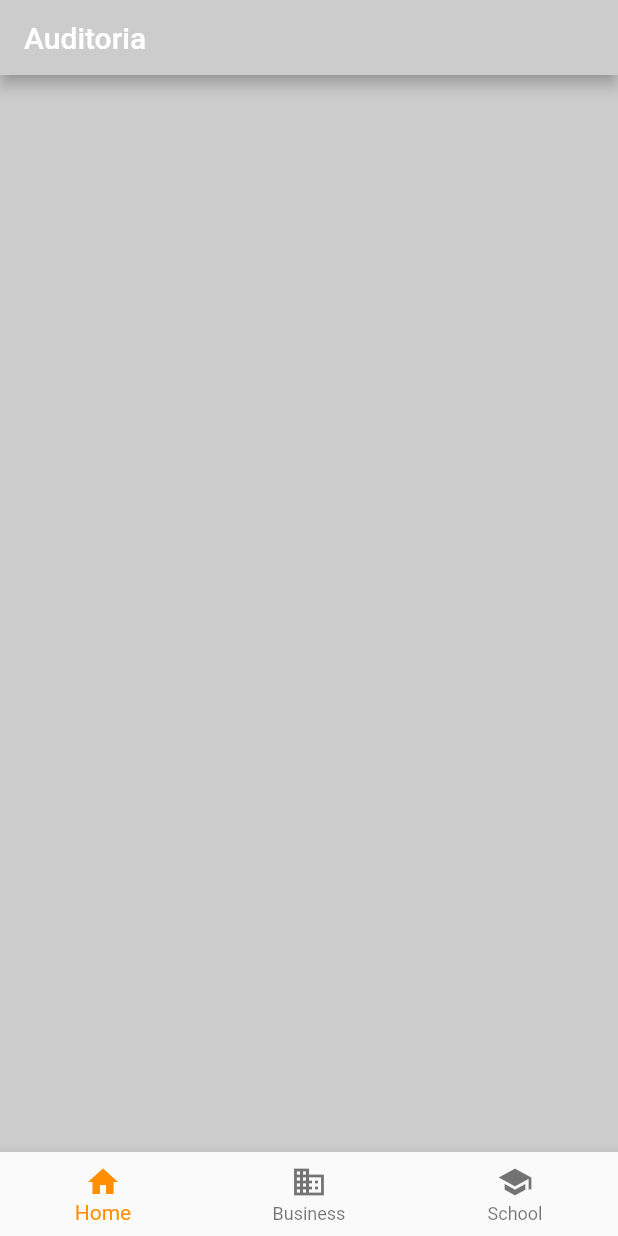
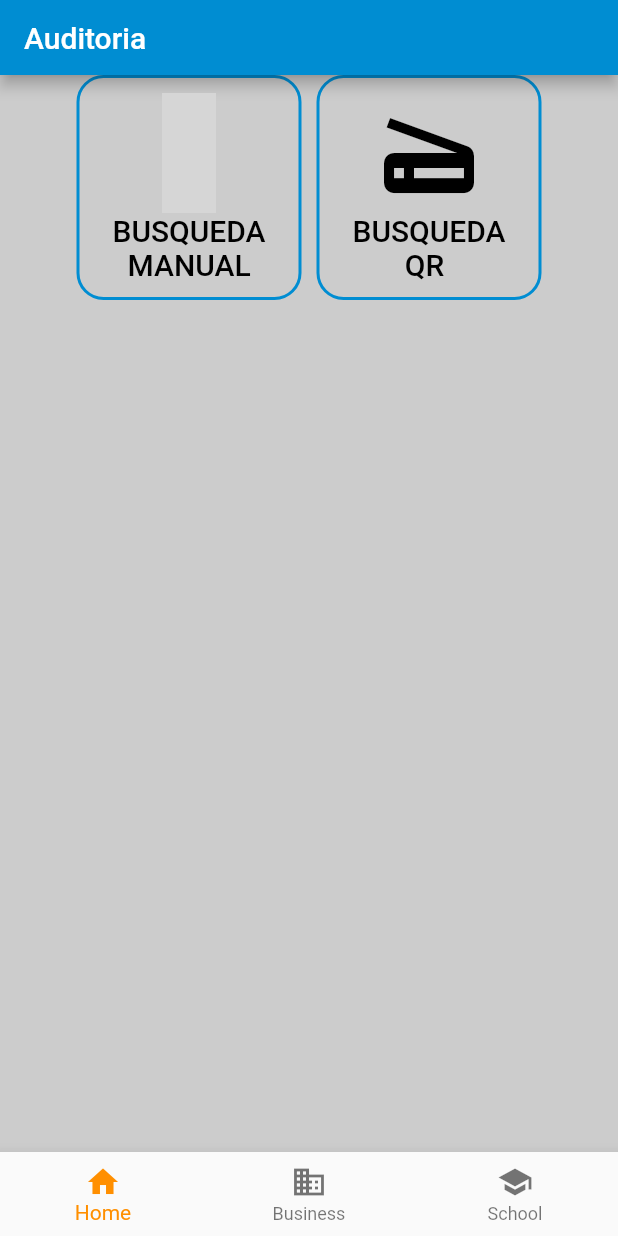
Before and after one commit to spaisariel/proyectos_flutter, a Flutter app: the screen it shows after launch, on a phone screen of 412 x 824 dp. Run offline on Flutter 3.47's test engine with Material 2 defaults, Android fonts, the light colour scheme and no system bars; our stand-ins replace dio, eva_icons_flutter, rxdart; grey boxes are pictures that could not be loaded.

Commit message:
08/10/20 botones_busqueda

```diff
--- a/lib/screens/auditoria_screen.dart
+++ b/lib/screens/auditoria_screen.dart
@@ -1,6 +1,7 @@
 import 'package:flutter/material.dart';
 import 'package:prueba3_git/widgets/appbar_widget.dart';
 import 'package:prueba3_git/style/theme.dart' as Style;
+import 'package:prueba3_git/widgets/botones_busqueda_widget.dart';
 
 class AuditoriaScreen extends StatefulWidget {
   @override
@@ -11,11 +12,11 @@ class _AuditoriaScreenState extends State<AuditoriaScreen> {
   @override
   Widget build(BuildContext context) {
     return Scaffold(
-      backgroundColor: Style.Colors.mainColor,
+      backgroundColor: Style.Colors.secondColor,
       appBar: AppBarWidget('Auditoria'),
       body: ListView(
         children: <Widget>[
-          //BusquedaManual_widget()
+          BotonesBusquedaWidget(),
           //Tabla_widget()
           //
         ],
--- a/lib/style/theme.dart
+++ b/lib/style/theme.dart
@@ -3,7 +3,12 @@
 class Colors {
   const Colors();
 
-  static const Color mainColor = const Color(0xFFCCCCCC);
-  static const Color secondColor = const Color(0xFF008DD2);
+  //Azul Grandi
+  static const Color mainColor = const Color(0xFF008DD2);
+
+//Gris claro
+  static const Color secondColor = const Color(0xFFCCCCCC);
+
+  //Negro
   static const Color titleColor = const Color(0xFF000000);
 }
--- /dev/null
+++ b/lib/widgets/botones_busqueda_widget.dart
@@ -0,0 +1,97 @@
+import 'package:eva_icons_flutter/eva_icons_flutter.dart';
+import 'package:flutter/material.dart';
+import '../style/theme.dart' as Style;
+
+class BotonesBusquedaWidget extends StatelessWidget {
+  @override
+  Widget build(BuildContext context) {
+    // return Column(mainAxisAlignment: MainAxisAlignment.center, children: [
+    //   Container(
+    //       height: 150.0,
+    //       child: Card(
+    //         child: Container(
+    //           child: ListTile(
+    //             contentPadding:
+    //                 EdgeInsets.symmetric(horizontal: 50.0, vertical: 20),
+    //             trailing: Column(
+    //               children: [
+    //                 Expanded(
+    //                   child: IconButton(
+    //                       //iconSize: 50,
+    //                       icon: Icon(EvaIcons.edit),
+    //                       onPressed: () {}),
+    //                 ),
+    //                 Expanded(child: Text("Busqueda manual"))
+    //               ],
+    //             ),
+    //             leading: Column(
+    //               children: [
+    //                 Expanded(
+    //                   child: IconButton(
+    //                       //iconSize: 50,
+    //                       icon: Icon(Icons.scanner),
+    //                       onPressed: () {}),
+    //                 ),
+    //                 Expanded(child: Text("QR"))
+    //               ],
+    //             ),
+    //           ),
+    //         ),
+    //       ))
+    // ]);
+
+    return Row(
+      mainAxisAlignment: MainAxisAlignment.center,
+      children: <Widget>[
+        FlatButton(
+            minWidth: 150,
+            height: 150,
+            shape: RoundedRectangleBorder(
+                borderRadius: BorderRadius.circular(18.0),
+                side: BorderSide(
+                  color: Style.Colors.mainColor,
+                  width: 2,
+                )),
+            color: Style.Colors.secondColor,
+            textColor: Style.Colors.titleColor,
+            padding: EdgeInsets.all(8.0),
+            onPressed: () {},
+            child: Column(children: <Widget>[
+              Icon(EvaIcons.edit, size: 80),
+              Text(
+                '''Busqueda
+  manual'''
+                    .toUpperCase(),
+                style: TextStyle(
+                  fontSize: 20.0,
+                ),
+              ),
+            ])),
+        SizedBox(width: 10),
+        FlatButton(
+            minWidth: 150,
+            height: 150,
+            shape: RoundedRectangleBorder(
+                borderRadius: BorderRadius.circular(18.0),
+                side: BorderSide(
+                  color: Style.Colors.mainColor,
+                  width: 2,
+                )),
+            onPressed: () {},
+            color: Style.Colors.secondColor,
+            textColor: Style.Colors.titleColor,
+            child: Column(children: <Widget>[
+              Icon(Icons.scanner, size: 80),
+              Text(
+                '''Busqueda
+       QR'''
+                    .toUpperCase(),
+                style: TextStyle(
+                  fontSize: 20.0,
+                ),
+              ),
+            ])),
+      ],
+    );
+  }
+}
```
Also changed, not shown: lib/widgets/menuscaffoldwidget.dart (+5 -4 lines), pubspec.lock.
